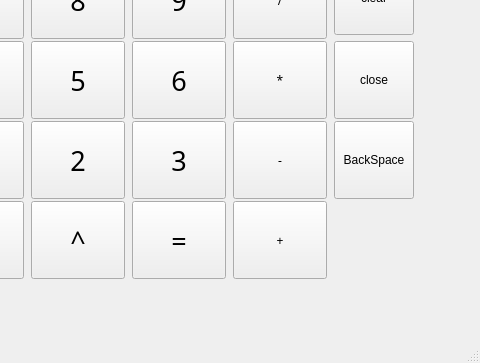
Qt form QtCalculator_LSH/QtCalculator_LSH/QtCalculator_LSH.ui (LSH0624/project) before a commit; both pictures show x 120 to 600 and y 237 to 600 of the 600 by 600 pixel window.
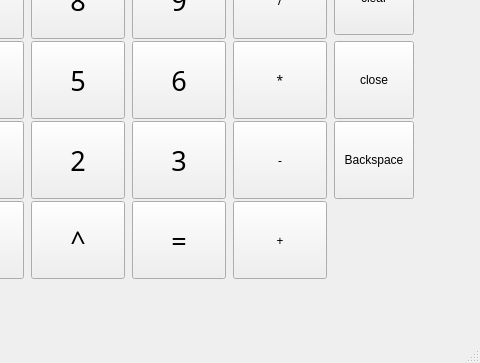
The same form after that commit.

```diff
--- a/QtCalculator_LSH/QtCalculator_LSH/QtCalculator_LSH.ui
+++ b/QtCalculator_LSH/QtCalculator_LSH/QtCalculator_LSH.ui
@@ -507,7 +507,7 @@
         </size>
        </property>
        <property name="text">
-        <string>BackSpace</string>
+        <string>Backspace</string>
        </property>
       </widget>
      </item>
```
